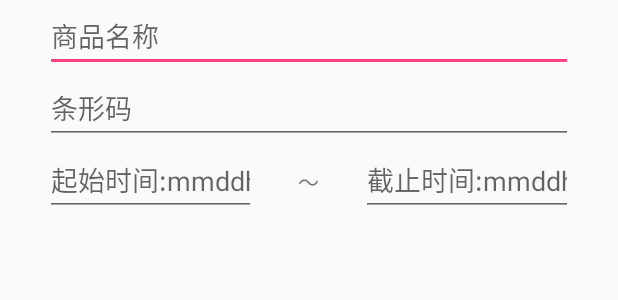
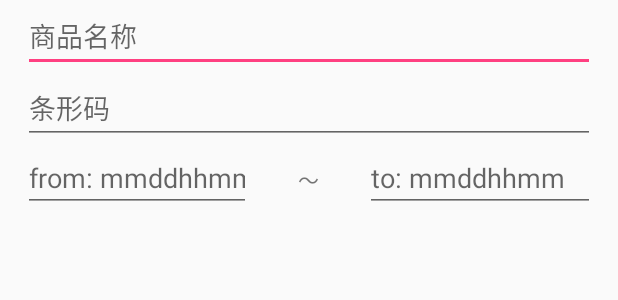
Before and after one commit to poberwong/SqlCurriculumDesign, an Android app: the layout dialog_query.xml on its own in the app's theme, with its tools: preview values and no code run, on a phone screen of 412 x 824 dp. Shown: the top 300 px of the screen. Run offline under Robolectric (Android 15) with nearby library versions, the phone set to English and light mode, and no system bars; plain views replace MaterialEditText.

Commit message:
细微调整、添加icon

```diff
--- a/app/src/main/AndroidManifest.xml
+++ b/app/src/main/AndroidManifest.xml
@@ -4,7 +4,7 @@
 
     <application
         android:allowBackup="true"
-        android:icon="@mipmap/ic_launcher"
+        android:icon="@mipmap/tag_icon"
         android:label="@string/app_name"
         android:supportsRtl="true"
         android:theme="@style/AppTheme">
--- a/app/src/main/java/com/pober/sqlcurriculumdesign/fragments/ExportingFragment.java
+++ b/app/src/main/java/com/pober/sqlcurriculumdesign/fragments/ExportingFragment.java
@@ -164,7 +164,7 @@ public class ExportingFragment extends Fragment {
         if (!etBarCode.getText().toString().isEmpty() && !etCount.getText().toString().isEmpty() && !tvExportPrice.getText().toString().isEmpty()){
             item = new ExportItem(etBarCode.getText().toString(), tvExportPrice.getText().toString(), tvDate.getText().toString(), etCount.getText().toString());
             cart.add(item);
-            EasyUtils.showSnackBar(getActivity(), rootView, "记录添加成功", R.color.half_green);
+            EasyUtils.showSnackBar(getActivity(), rootView, "已添加一件商品", R.color.half_green);
             cBAccount.setProgress(0);
         } else {
             Toast.makeText(getActivity(), "请补全信息~", Toast.LENGTH_SHORT).show();
--- a/app/src/main/res/layout/dialog_query.xml
+++ b/app/src/main/res/layout/dialog_query.xml
@@ -3,8 +3,8 @@
     xmlns:app="http://schemas.android.com/apk/res-auto"
     android:layout_width="match_parent"
     android:layout_height="match_parent"
-    android:paddingLeft="30dp"
-    android:paddingRight="30dp"
+    android:paddingLeft="15dp"
+    android:paddingRight="15dp"
     android:orientation="vertical">
 
     <com.rengwuxian.materialedittext.MaterialEditText
@@ -36,7 +36,7 @@
             android:layout_height="wrap_content"
             android:layout_width="0dp"
             android:layout_weight="2"
-            android:hint="起始时间:mmddhhmm"
+            android:hint="from: mmddhhmm"
             android:inputType="numberDecimal"
             android:singleLine="true"
             app:met_floatingLabel="normal" />
@@ -54,7 +54,7 @@
             android:layout_height="wrap_content"
             android:layout_width="0dp"
             android:layout_weight="2"
-            android:hint="截止时间:mmddhhmm"
+            android:hint="to: mmddhhmm"
             android:inputType="numberDecimal"
             android:singleLine="true"
             app:met_floatingLabel="normal" />
```
Also changed, not shown: app/src/main/java/com/pober/sqlcurriculumdesign/MainActivity.java (+7 -4 lines), app/src/main/res/drawable-xxhdpi/arrow.png (added), app/src/main/res/mipmap-xxhdpi/tag_icon.png (added).
